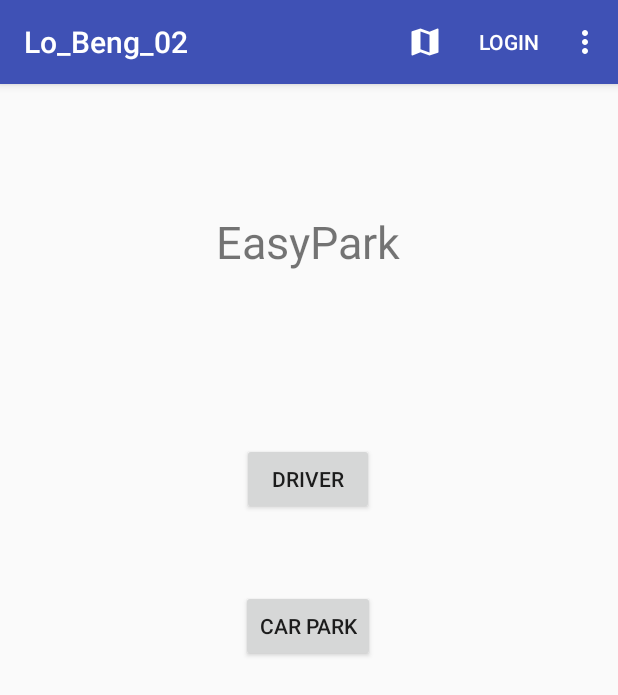
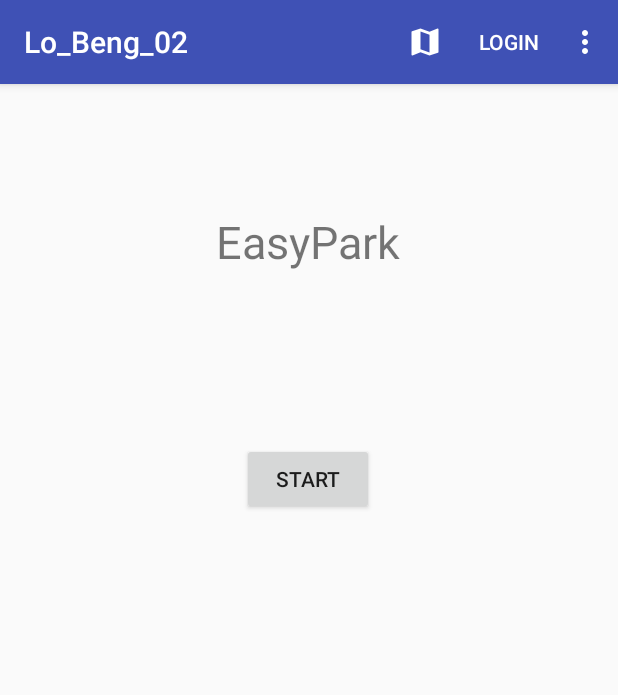
Before and after one commit to mrwyf000/Lo_Beng_02_18-3, an Android app: the screen it shows after launch (MainActivity), on a phone screen of 412 x 824 dp. Shown: the top 695 px of the screen. Run offline under Robolectric (Android 15) with nearby library versions, the phone set to English and light mode, and no system bars; our stand-ins replace Firebase (no records; nobody signed in at launch, a user with empty details on screens opened directly).

Commit message:
Lo_Beng_02_21/4

```diff
--- a/app/src/main/java/com/example/carparkmainmenu/MainActivity.java
+++ b/app/src/main/java/com/example/carparkmainmenu/MainActivity.java
@@ -65,16 +65,16 @@ public class MainActivity extends AppCompatActivity {
         Driver = (Button) findViewById(R.id.btDriver);
 
 
-        CarPark = (Button) findViewById(R.id.btCarPark);
+//        CarPark = (Button) findViewById(R.id.btCarPark);
 
         //go to the car park operator login page when the button has been clicked
-        CarPark.setOnClickListener(new View.OnClickListener() {
-            @Override
-            public void onClick(View view) {
-                Intent intent = new Intent(MainActivity.this, CarParkLogin.class);
-                startActivity(intent);
-            }
-        });
+//        CarPark.setOnClickListener(new View.OnClickListener() {
+//            @Override
+//            public void onClick(View view) {
+//                Intent intent = new Intent(MainActivity.this, CarParkLogin.class);
+//                startActivity(intent);
+//            }
+//        });
 
         mFusedLocationClient = LocationServices.getFusedLocationProviderClient(this);
         Driver = (Button) findViewById(R.id.btDriver);
@@ -87,8 +87,7 @@ public class MainActivity extends AppCompatActivity {
         });
 
         getLastKnowLocation();
-
-
+        getChatrooms();
 
     }
 
@@ -153,7 +152,13 @@ public class MainActivity extends AppCompatActivity {
                 break;
             }
             case R.id.BookingRecord:{
-                startActivity(new Intent(MainActivity.this, BookingRecord.class));
+                FirebaseAuth firebaseAuth = FirebaseAuth.getInstance();
+                FirebaseUser firebaseUser = firebaseAuth.getCurrentUser();
+                if (firebaseUser != null) {
+                    startActivity(new Intent(MainActivity.this, BookingRecord.class));
+                }else{
+                    Toast.makeText(MainActivity.this, "Please login first",Toast.LENGTH_SHORT).show();
+                }
                 break;
             }
 
--- a/app/src/main/res/layout/activity_main.xml
+++ b/app/src/main/res/layout/activity_main.xml
@@ -24,7 +24,7 @@
         android:id="@+id/btDriver"
         android:layout_width="wrap_content"
         android:layout_height="wrap_content"
-        android:text="Driver"
+        android:text="Start"
         app:layout_constraintBottom_toBottomOf="parent"
         app:layout_constraintEnd_toEndOf="parent"
         app:layout_constraintHorizontal_bias="0.498"
@@ -32,16 +32,4 @@
         app:layout_constraintTop_toBottomOf="@+id/tvEasyPark"
         app:layout_constraintVertical_bias="0.192" />
 
-    <Button
-        android:id="@+id/btCarPark"
-        android:layout_width="wrap_content"
-        android:layout_height="wrap_content"
-        android:text="Car Park"
-        app:layout_constraintBottom_toBottomOf="parent"
-        app:layout_constraintEnd_toEndOf="parent"
-        app:layout_constraintHorizontal_bias="0.498"
-        app:layout_constraintStart_toStartOf="parent"
-        app:layout_constraintTop_toBottomOf="@+id/btDriver"
-        app:layout_constraintVertical_bias="0.115" />
-
 </androidx.constraintlayout.widget.ConstraintLayout>
--- a/build.gradle
+++ b/build.gradle
@@ -7,7 +7,7 @@ buildscript {
 
     }
     dependencies {
-        classpath 'com.android.tools.build:gradle:3.6.2'
+        classpath 'com.android.tools.build:gradle:3.6.3'
         classpath 'com.google.gms:google-services:4.3.3'
 
         // NOTE: Do not place your application dependencies here; they belong
```
Also changed, not shown: app/src/main/java/com/example/carparkmainmenu/BookCarParkActivity.java (+7 -1 lines), app/src/main/java/com/example/carparkmainmenu/BookingRecord.java (+8 -2 lines), app/src/main/java/com/example/carparkmainmenu/CarParkLogin.java (+10 -3 lines), app/src/main/java/com/example/carparkmainmenu/MapActivity.java (+9 -1 lines), app/src/main/java/com/example/carparkmainmenu/ParkRegistrationActivity.java (+7 -1 lines), app/src/main/java/com/example/carparkmainmenu/PaymentActivity.java (+8 -2 lines), app/src/main/java/com/example/carparkmainmenu/ReservationActivity.java (+7 -1 lines), app/src/main/java/com/example/carparkmainmenu/takedata.java (+8 -1 lines).
